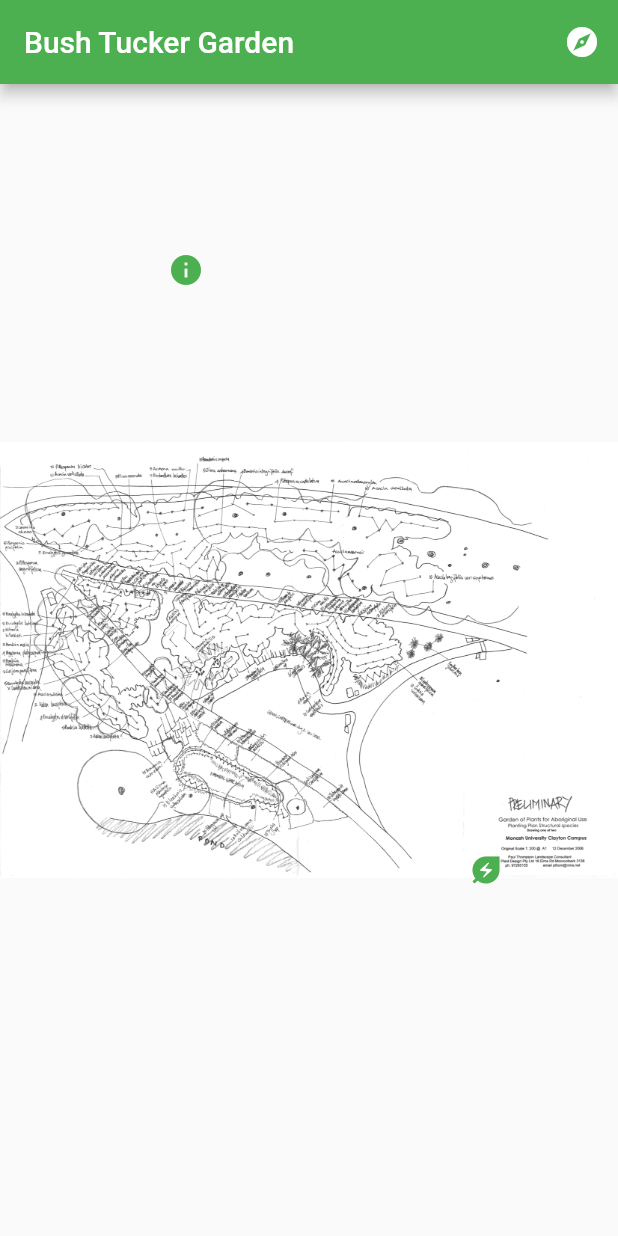
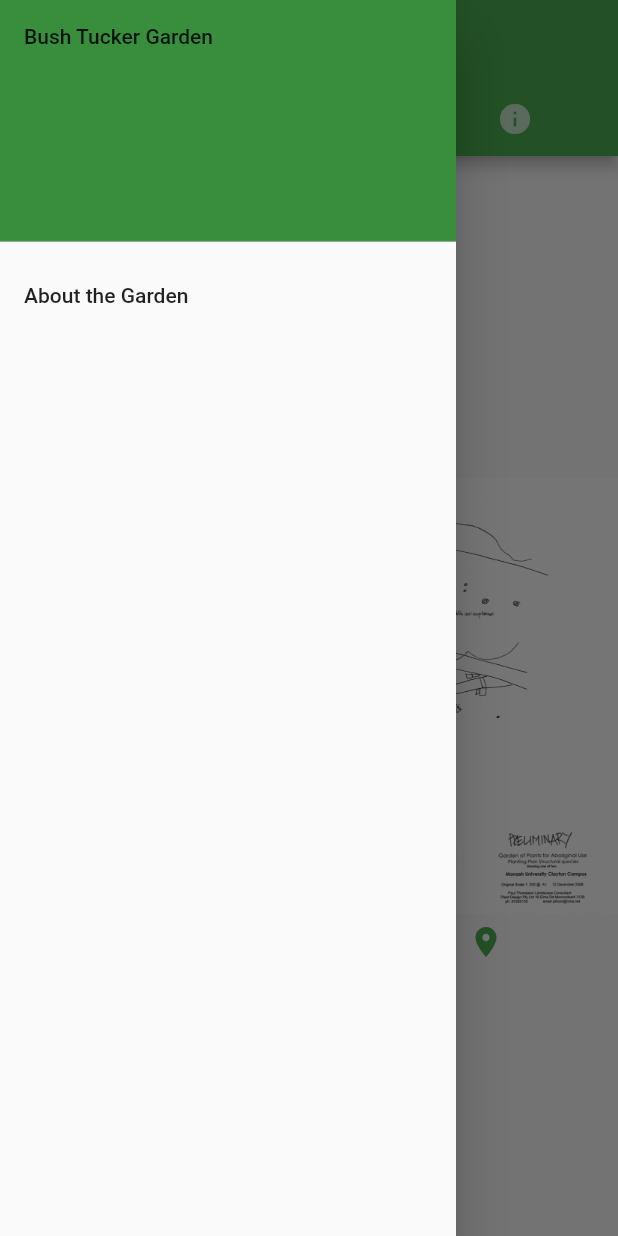
Before and after one commit to BlenderSleuth/bush_tucker_garden, a Flutter app: the screen it shows after launch, with the side drawer open (before the commit the screen has no drawer), on a phone screen of 412 x 824 dp. Run offline on Flutter 3.47's test engine with Material 2 defaults, Android fonts, the phone set to English and light mode, and no system bars; Roboto replaces fonts that are missing (Georgia).

Commit message:
Added map, search and about tabs

```diff
--- a/lib/main.dart
+++ b/lib/main.dart
@@ -1,4 +1,6 @@
 import 'package:flutter/material.dart';
+
+const appName = "Bush Tucker Garden";
 
 void main() {
   runApp(const BushTuckerApp());
@@ -9,12 +11,16 @@ class BushTuckerApp extends StatelessWidget {
 
   @override
   Widget build(BuildContext context) {
-    return  MaterialApp(
-        title: 'Bush Tucker Garden',
+    return MaterialApp(
+      title: appName,
       theme: ThemeData(
         primarySwatch: Colors.green,
+        fontFamily: 'Georgia',
       ),
-        home: const BushTuckerNavigation()
+      home: const DefaultTabController(
+        length: 3,
+        child: BushTuckerNavigation(),
+      ),
     );
   }
 }
@@ -28,33 +34,75 @@ class BushTuckerNavigation extends StatefulWidget {
 
 class _BushTuckerNavigationState extends State<BushTuckerNavigation> {
   void _pushAbout() {
-    Navigator.of(context).push(MaterialPageRoute<void>(builder: (context) {
+    Navigator.of(context).push(
+      MaterialPageRoute<void>(
+        builder: (context) {
           return Scaffold(
             appBar: AppBar(
               title: const Text("About the garden"),
             ),
-          body: const Center(child: Text("About")));
-    }));
+            body: const Center(
+              child: Text("About"),
+            ),
+          );
+        },
+      ),
+    );
   }
 
   @override
   Widget build(BuildContext context) {
     return Scaffold(
       appBar: AppBar(
-        title: const Text('Bush Tucker Garden'),
-        actions: [
-          IconButton(onPressed: _pushAbout, icon: const Icon(Icons.explore))
+        title: const Text(appName),
+        /*actions: [
+          IconButton(
+            onPressed: _pushAbout,
+            icon: const Icon(Icons.explore),
+          )
+        ],*/
+        bottom: const TabBar(
+          tabs: [
+            Tab(icon: Icon(Icons.explore)),
+            Tab(icon: Icon(Icons.search)),
+            Tab(icon: Icon(Icons.info)),
           ],
         ),
-      body: const MapWidget(),
+      ),
+      body: const TabBarView(children: [
+        MapWidget(),
+        PlantList(),
+        AboutPage(),
+      ]),
+      drawer: Drawer(
+        child: ListView(
+          padding: EdgeInsets.zero,
+          children: [
+            DrawerHeader(
+              decoration: BoxDecoration(
+                color: Theme.of(context).primaryColorDark,
+              ),
+              child: const Text(appName),
+            ),
+            ListTile(
+              title: const Text("About the Garden"),
+              onTap: () {
+                print("Tapped Item 1");
+                // Then close the drawer
+                Navigator.pop(context);
+              },
+            ),
+          ],
+        ),
+      ),
     );
   }
 }
 
 class PlantInfo {
-  String name;
+  final String name;
 
-  PlantInfo(this.name);
+  const PlantInfo({required this.name});
 }
 
 class InfoButton {
@@ -63,11 +111,12 @@ class InfoButton {
   final IconData icon;
   final PlantInfo? plantInfo;
 
-  const InfoButton(
-      {required this.left,
+  const InfoButton({
+    required this.left,
     required this.top,
     required this.icon,
-      this.plantInfo});
+    this.plantInfo,
+  });
 }
 
 class MapWidget extends StatefulWidget {
@@ -79,18 +128,39 @@ class MapWidget extends StatefulWidget {
 
 class _MapWidgetState extends State<MapWidget> {
   final infoButtons = <InfoButton>[
-    const InfoButton(left: 100, top: 100, icon: Icons.info),
-    const InfoButton(left: 300, top: 500, icon: Icons.energy_savings_leaf),
+    const InfoButton(
+      left: 100,
+      top: 100,
+      icon: Icons.info,
+      plantInfo: PlantInfo(name: "Geranium"),
+    ),
+    const InfoButton(
+      left: 300,
+      top: 500,
+      icon: Icons.location_on,
+      plantInfo: PlantInfo(name: "Pin"),
+    ),
+    const InfoButton(
+      left: 600,
+      top: 400,
+      icon: Icons.local_florist,
+      plantInfo: PlantInfo(name: "Flower"),
+    ),
   ];
 
   void _pushInfo() {
-    Navigator.of(context).push(MaterialPageRoute<void>(builder: (context) {
+    Navigator.of(context).push(
+      MaterialPageRoute<void>(
+        builder: (context) {
           return Scaffold(
             appBar: AppBar(
               title: const Text("Plant Info"),
             ),
-          body: const Center(child: Text("Info")));
-    }));
+            body: const Center(child: Text("Info")),
+          );
+        },
+      ),
+    );
   }
 
   @override
@@ -98,17 +168,67 @@ class _MapWidgetState extends State<MapWidget> {
     var children = <Widget>[Image.asset('assets/images/map.png')];
 
     for (var infoButton in infoButtons) {
-      children.add(Positioned(
+      children.add(
+        Positioned(
           left: infoButton.left,
           top: infoButton.top,
           child: IconButton(
             onPressed: _pushInfo,
             icon: Icon(infoButton.icon),
             color: Colors.green,
-          )));
+            tooltip: infoButton.plantInfo?.name ?? "Plant",
+          ),
+        ),
+      );
     }
 
     return InteractiveViewer(
-        child: Stack(fit: StackFit.expand, children: children));
+      child: Stack(
+        fit: StackFit.expand,
+        children: children,
+      ),
+    );
   }
 }
+
+class PlantList extends StatefulWidget {
+  const PlantList({super.key});
+
+  @override
+  State<PlantList> createState() => _PlantListState();
+}
+
+class _PlantListState extends State<PlantList> {
+  @override
+  Widget build(BuildContext context) {
+    return Container();
+  }
+}
+
+const aboutBethGott =
+    """Dr Beth Gott graduated in Botany from Melbourne University, later studying the life-cycle of Rye cereals at London University. On her return to Melbourne, she conducted research on wheat varieties grown in Australia before turning her attention to ‘ethnobotany’ and the study of the traditional uses of native plants.
+
+Since the 1980’s Beth has assembled extensive databases of plants used by the Aborigines of south-eastern Australia, while also documenting the landscapes created by Aboriginal management, including the use of fire. Dr Gott created and curates the Aboriginal Educational Garden at Monash University. Click here for further information about the Aboriginal Garden at Monash and to download a plant list
+
+In 2017 Beth was made a Member of the Order of Australia for "significant service to the biological sciences as an ethnobotanist specialising in the study of the use of native plants by Indigenous people".""";
+
+class AboutPage extends StatelessWidget {
+  const AboutPage({super.key});
+
+  @override
+  Widget build(BuildContext context) {
+    return ListView(
+      padding: const EdgeInsets.all(1),
+      children: [
+        Center(
+          child: Text(
+            "Dr Beth Gott AM",
+            style: Theme.of(context).textTheme.headline1,
+          ),
+        ),
+        Image.asset("images/Gott1.jpg"),
+        const Text(aboutBethGott),
+      ],
+    );
+  }
+}
--- a/pubspec.yaml
+++ b/pubspec.yaml
@@ -21,9 +21,9 @@ environment:
   sdk: ">=2.17.6 <3.0.0"
 
 dependencies:
+  easy_web_view: ^1.6.0
   flutter:
     sdk: flutter
-  cupertino_icons: ^1.0.2
 
 dev_dependencies:
   flutter_test:
```
Also changed, not shown: assets/images/Gott1.jpg (added), pubspec.lock. Lines whose indentation alone changed are shown as unchanged.
